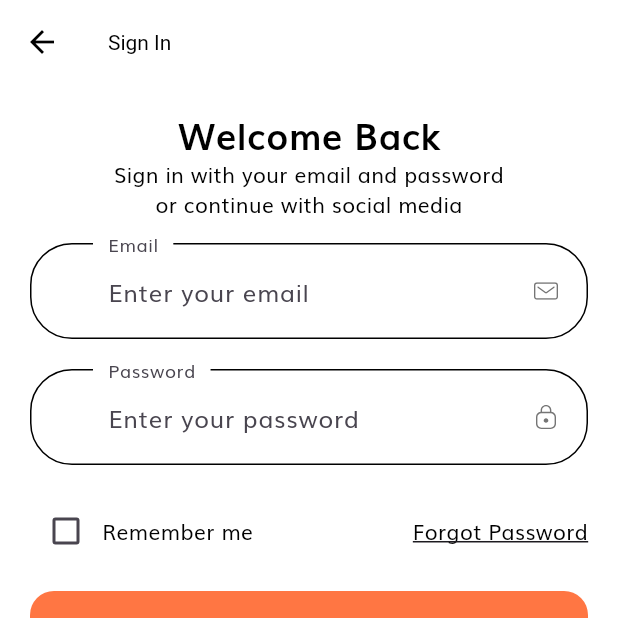
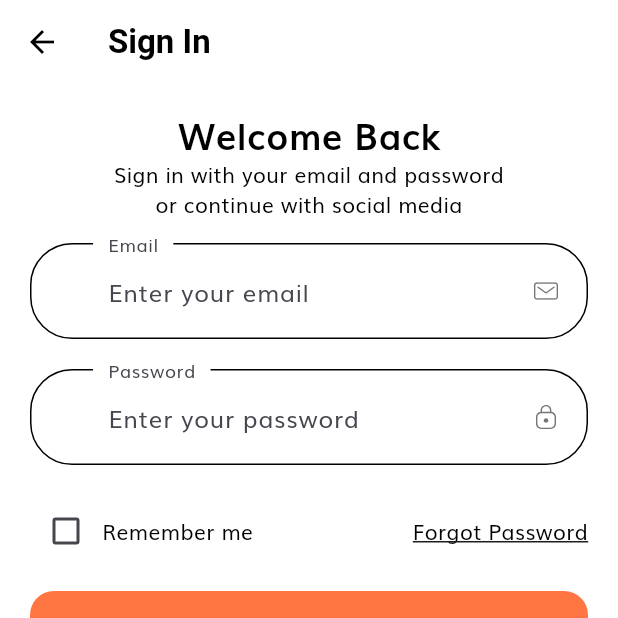
Before and after one commit to darklorddad/Swinburne-COS40005-CTPA-F.L.O.R.E.N.C.E., a Flutter app: the screen it shows after launch, after a tap on "Continue", on a phone screen of 412 x 824 dp, the top half of it. Run offline on Flutter 3.47's test engine with Material 3 defaults, Android fonts, the phone set to English and light mode, and no system bars; our stand-ins replace cached_network_image, flutter_credit_card, flutter_svg, form_field_validator.

Commit message:
refactor: update widget states and fix color handling
Co-authored-by: aider (openrouter/deepseek/deepseek-chat-v3-0324:free) <aider@aider.chat>

```diff
--- a/flutteriment-three/lib/screens/details/components/product_images.dart
+++ b/flutteriment-three/lib/screens/details/components/product_images.dart
@@ -12,10 +12,10 @@ class ProductImages extends StatefulWidget {
   final Product product;
 
   @override
-  _ProductImagesState createState() => _ProductImagesState();
+  ProductImagesState createState() => ProductImagesState();
 }
 
-class _ProductImagesState extends State<ProductImages> {
+class ProductImagesState extends State<ProductImages> {
   int selectedImage = 0;
   @override
   Widget build(BuildContext context) {
--- a/flutteriment-three/lib/screens/profile/components/profile_menu.dart
+++ b/flutteriment-three/lib/screens/profile/components/profile_menu.dart
@@ -30,7 +30,10 @@ class ProfileMenu extends StatelessWidget {
           children: [
             SvgPicture.asset(
               icon,
-              color: kPrimaryColor,
+              colorFilter: const ColorFilter.mode(
+                kPrimaryColor,
+                BlendMode.srcIn,
+              ),
               width: 22,
             ),
             const SizedBox(width: 20),
--- a/flutteriment-three/lib/theme.dart
+++ b/flutteriment-three/lib/theme.dart
@@ -7,11 +7,14 @@ class AppTheme {
     return ThemeData(
       scaffoldBackgroundColor: Colors.white,
       fontFamily: "Muli",
-      appBarTheme: const AppBarTheme(
+      appBarTheme: AppBarTheme(
           backgroundColor: Colors.white,
           elevation: 0,
-          iconTheme: IconThemeData(color: Colors.black),
-          titleTextStyle: TextStyle(color: Colors.black)),
+          iconTheme: const IconThemeData(color: Colors.black),
+          titleTextStyle: Theme.of(context).textTheme.titleLarge?.copyWith(
+                color: Colors.black,
+                fontWeight: FontWeight.bold
+              )),
       textTheme: const TextTheme(
         bodyLarge: TextStyle(color: kTextColor),
         bodyMedium: TextStyle(color: kTextColor),
```
Also changed, not shown: flutteriment-three/lib/screens/sign_up/components/sign_up_form.dart (+4 -4 lines).
